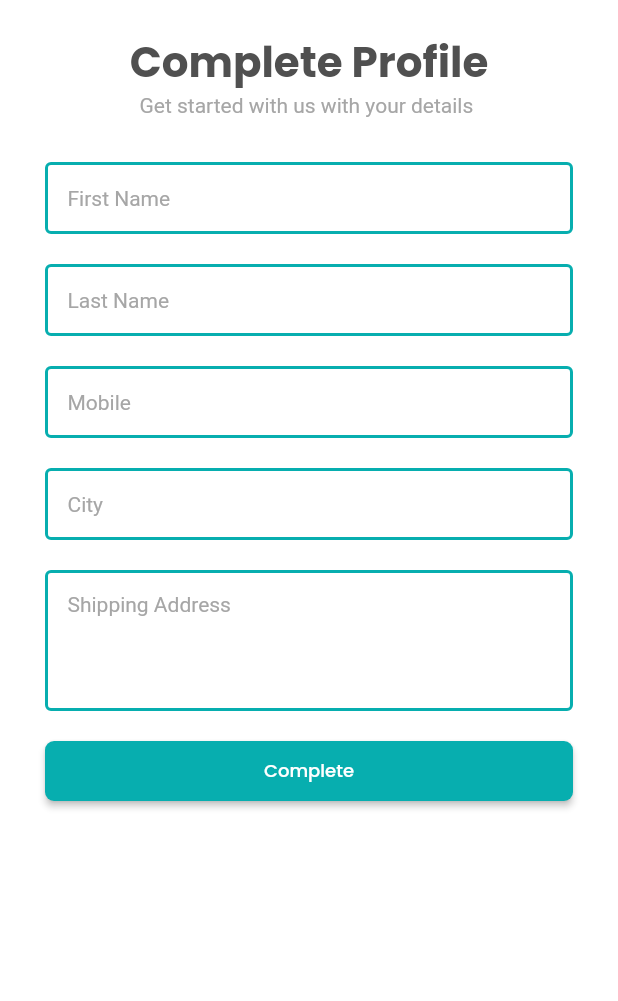
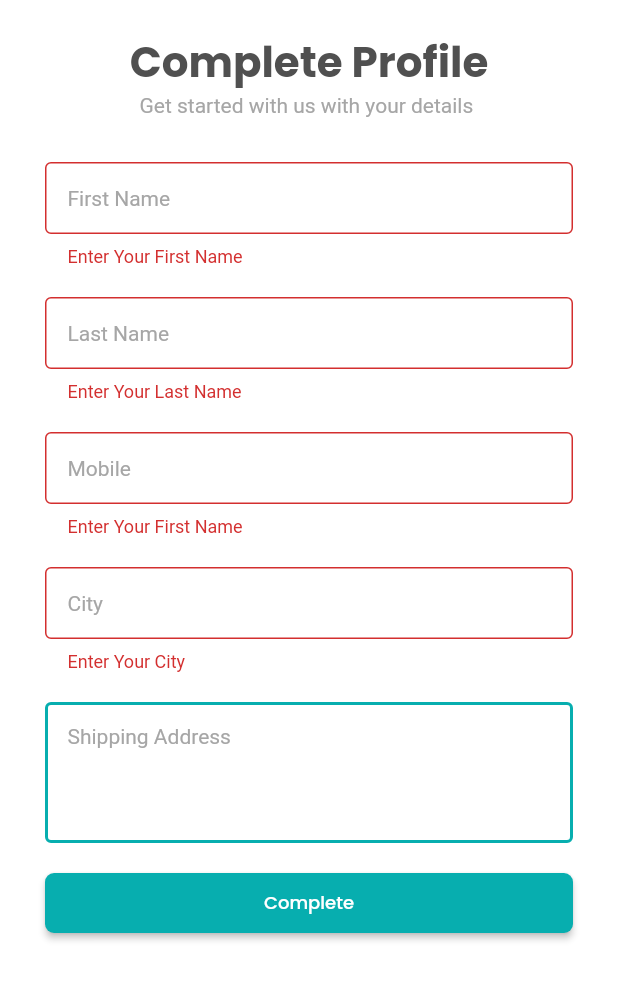
Before and after one commit to developerSajib88/Crafty-Bay---Online-E-commerce, a Flutter app: the CreateAccount screen opened directly, after a tap on "Complete", on a phone screen of 412 x 824 dp, the part 180-1181 px from its top. Run offline on Flutter 3.47's test engine with Material 2 defaults, Android fonts, the phone set to English and light mode, and no system bars; our stand-ins replace carousel_slider, get, google_fonts, pin_code_fields; missing offline and left inert: dart:ffi; network calls fail.

```diff
--- a/lib/View/CreateAccount.dart
+++ b/lib/View/CreateAccount.dart
@@ -2,6 +2,7 @@ import 'package:crafty_bay/Styles/ButtonStyles.dart';
 import 'package:crafty_bay/Styles/Colors.dart';
 import 'package:crafty_bay/Styles/FontStyles.dart';
 import 'package:crafty_bay/Styles/TextFormStyles.dart';
+import 'package:crafty_bay/View/MainPage/HomePage.dart';
 import 'package:crafty_bay/View/PinVerificationPage.dart';
 import 'package:flutter/material.dart';
 import 'package:get/get.dart';
@@ -16,6 +17,14 @@ class CreateAccount extends StatefulWidget {
 }
 
 class _CreateAccountState extends State<CreateAccount> {
+
+  final GlobalKey<FormState> formkey = GlobalKey<FormState>();
+  final TextEditingController firstNameController = TextEditingController();
+  final TextEditingController lastNameController = TextEditingController();
+  final TextEditingController mobileController = TextEditingController();
+  final TextEditingController cityController = TextEditingController();
+  final TextEditingController shippingAddressController = TextEditingController();
+
   @override
   Widget build(BuildContext context) {
     return Scaffold(
@@ -24,6 +33,8 @@ class _CreateAccountState extends State<CreateAccount> {
           width: double.infinity,
           height: double.infinity,
           child: SingleChildScrollView(
+            child: Form(
+              key: formkey,
               child: Column(
                 crossAxisAlignment: CrossAxisAlignment.center,
                 children: [
@@ -36,10 +47,14 @@ class _CreateAccountState extends State<CreateAccount> {
                   Padding(
                     padding: const EdgeInsets.symmetric(vertical: 10.0,horizontal: 30),
                     child: TextFormField(
+                      controller: firstNameController,
                       cursorWidth: 3,
                       cursorColor: customTopaze,
                       style: subtitleAndFormTextStyles,
                       decoration: customInputDecoration("First Name"),
+                      validator: (value){
+                        if(value!.isEmpty)return "Enter Your First Name";
+                      },
                     ),
                   ),
 
@@ -47,10 +62,33 @@ class _CreateAccountState extends State<CreateAccount> {
                   Padding(
                     padding: const EdgeInsets.symmetric(vertical: 10.0,horizontal: 30),
                     child: TextFormField(
+                      controller: lastNameController,
                       cursorWidth: 3,
                       cursorColor: customTopaze,
                       style: subtitleAndFormTextStyles,
                       decoration: customInputDecoration("Last Name"),
+                      validator: (value){
+                        if(value!.isEmpty)return "Enter Your Last Name";
+                      },                    ),
+                  ),
+
+
+                  Padding(
+                    padding: const EdgeInsets.symmetric(vertical: 10.0,horizontal: 30),
+                    child: TextFormField(
+                      controller: mobileController,
+                      cursorWidth: 3,
+                      keyboardType: TextInputType.phone,
+                      cursorColor: customTopaze,
+                      style: subtitleAndFormTextStyles,
+                      decoration: customInputDecoration("Mobile"),
+                      validator: (value){
+                        if(value!.isEmpty){
+                          return "Enter Your First Name";
+                        }else if(value.length < 11){
+                          return "Your phone number is not Valid";
+                        }
+                      },
                     ),
                   ),
 
@@ -58,28 +96,21 @@ class _CreateAccountState extends State<CreateAccount> {
                   Padding(
                     padding: const EdgeInsets.symmetric(vertical: 10.0,horizontal: 30),
                     child: TextFormField(
-                    cursorWidth: 3,
-                    keyboardType: TextInputType.phone,
-                    cursorColor: customTopaze,
-                    style: subtitleAndFormTextStyles,
-                    decoration: customInputDecoration("Mobile"),
-                  ),
-                ),
-
-
-                Padding(
-                  padding: const EdgeInsets.symmetric(vertical: 10.0,horizontal: 30),
-                  child: TextFormField(
+                      controller: cityController,
                       cursorWidth: 3,
                       cursorColor: customTopaze,
                       style: subtitleAndFormTextStyles,
                       decoration: customInputDecoration("City"),
+                      validator: (value){
+                      if(value!.isEmpty)return "Enter Your City";
+                      },
                     ),
                   ),
 
                   Padding(
                     padding: const EdgeInsets.symmetric(vertical: 10.0,horizontal: 30),
                     child: TextFormField(
+                      controller: shippingAddressController,
                       cursorWidth: 3,
                       cursorColor: customTopaze,
                       maxLines: 4,
@@ -95,7 +126,10 @@ class _CreateAccountState extends State<CreateAccount> {
                     margin: const EdgeInsets.symmetric(horizontal: 30,vertical: 10),
                     child: ElevatedButton(
                       onPressed: (){
-                      //Get.to(const PinVerificationPage(),transition: Transition.cupertino,duration: const Duration(milliseconds: 500));
+
+                        if(formkey.currentState!.validate()){
+                          Get.to(const HomePage(),transition: Transition.cupertino,duration: const Duration(milliseconds: 500));
+                        }
                       },
                       child: Text("Complete",style: buttonTextStyles,),
                       style: customButtonStyle,
@@ -109,6 +143,7 @@ class _CreateAccountState extends State<CreateAccount> {
             ),
           ),
         ),
+      ),
     );
   }
 }
--- a/lib/View/PinVerificationPage.dart
+++ b/lib/View/PinVerificationPage.dart
@@ -127,6 +127,7 @@ class _PinVerificationPageState extends State<PinVerificationPage> {
                     }
                   }
                 },
+
                 child: Visibility(
                   visible: Loading == false,
                     replacement:const SizedBox(width: 20, height: 20,child: CircularProgressIndicator(color: Colors.white,)),
```
Also changed, not shown: lib/Controller/Api_Resource/Api_Resource.dart (+7 -3 lines), lib/Controller/UserController.dart (+28 -0 lines). Lines whose indentation alone changed are shown as unchanged.
